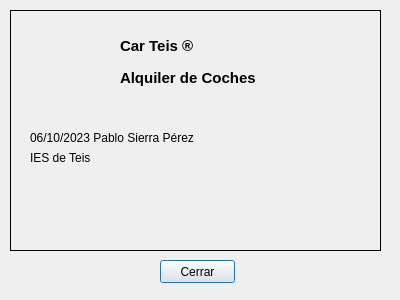
First picture: the form in sierraperez/templates/About.ui, repository Sierrowsky/PyCharmProyects, before the edit.
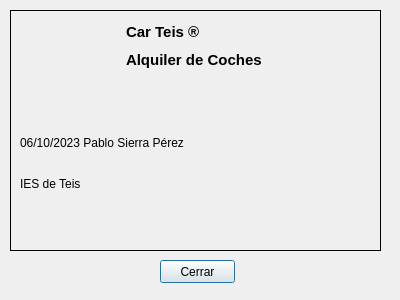
Second picture: the form after the edit. Icons and pictures are not drawn.

```diff
--- a/sierraperez/templates/About.ui
+++ b/sierraperez/templates/About.ui
@@ -57,15 +57,53 @@
    <property name="frameShadow">
     <enum>QFrame::Plain</enum>
    </property>
-   <widget class="QLabel" name="label">
+   <widget class="QWidget" name="verticalLayoutWidget">
     <property name="geometry">
      <rect>
-      <x>110</x>
+      <x>10</x>
       <y>10</y>
-      <width>161</width>
-      <height>51</height>
+      <width>351</width>
+      <height>221</height>
      </rect>
     </property>
+    <layout class="QVBoxLayout" name="verticalLayout">
+     <item>
+      <layout class="QHBoxLayout" name="horizontalLayout">
+       <item>
+        <layout class="QHBoxLayout" name="horizontalLayout_2">
+         <item>
+          <widget class="QLabel" name="label_5">
+           <property name="minimumSize">
+            <size>
+             <width>100</width>
+             <height>100</height>
+            </size>
+           </property>
+           <property name="maximumSize">
+            <size>
+             <width>100</width>
+             <height>100</height>
+            </size>
+           </property>
+           <property name="text">
+            <string/>
+           </property>
+           <property name="pixmap">
+            <pixmap>../img/Logo1.png</pixmap>
+           </property>
+           <property name="scaledContents">
+            <bool>true</bool>
+           </property>
+          </widget>
+         </item>
+        </layout>
+       </item>
+       <item>
+        <layout class="QVBoxLayout" name="verticalLayout_2">
+         <item>
+          <layout class="QVBoxLayout" name="verticalLayout_3">
+           <item>
+            <widget class="QLabel" name="lblEmp">
     <property name="font">
      <font>
       <pointsize>11</pointsize>
@@ -77,14 +115,18 @@
      <string>Car Teis ®</string>
     </property>
    </widget>
-   <widget class="QLabel" name="label_2">
-    <property name="geometry">
-     <rect>
-      <x>110</x>
-      <y>60</y>
-      <width>151</width>
-      <height>16</height>
-     </rect>
+           </item>
+          </layout>
+         </item>
+         <item>
+          <layout class="QVBoxLayout" name="verticalLayout_4">
+           <item>
+            <widget class="QLabel" name="lblDesc">
+             <property name="minimumSize">
+              <size>
+               <width>0</width>
+               <height>20</height>
+              </size>
     </property>
     <property name="font">
      <font>
@@ -97,14 +139,31 @@
      <string>Alquiler de Coches</string>
     </property>
    </widget>
-   <widget class="QLabel" name="label_3">
-    <property name="geometry">
-     <rect>
-      <x>110</x>
-      <y>100</y>
-      <width>111</width>
-      <height>16</height>
-     </rect>
+           </item>
+           <item>
+            <spacer name="horizontalSpacer">
+             <property name="orientation">
+              <enum>Qt::Horizontal</enum>
+             </property>
+             <property name="sizeHint" stdset="0">
+              <size>
+               <width>40</width>
+               <height>20</height>
+              </size>
+             </property>
+            </spacer>
+           </item>
+          </layout>
+         </item>
+         <item>
+          <layout class="QVBoxLayout" name="verticalLayout_10">
+           <item>
+            <widget class="QLabel" name="lblVersion">
+             <property name="minimumSize">
+              <size>
+               <width>0</width>
+               <height>20</height>
+              </size>
     </property>
     <property name="font">
      <font>
@@ -117,59 +176,44 @@
      <string/>
     </property>
    </widget>
-   <widget class="QLabel" name="label_4">
-    <property name="geometry">
-     <rect>
-      <x>20</x>
-      <y>120</y>
-      <width>171</width>
-      <height>16</height>
-     </rect>
-    </property>
+           </item>
+          </layout>
+         </item>
+        </layout>
+       </item>
+      </layout>
+     </item>
+     <item>
+      <layout class="QVBoxLayout" name="verticalLayout_5">
+       <item>
+        <widget class="QLabel" name="lblAut">
     <property name="text">
      <string>06/10/2023 Pablo Sierra Pérez</string>
     </property>
    </widget>
-   <widget class="QLabel" name="label_5">
-    <property name="geometry">
-     <rect>
-      <x>20</x>
-      <y>20</y>
-      <width>91</width>
-      <height>91</height>
-     </rect>
-    </property>
-    <property name="text">
-     <string/>
-    </property>
-    <property name="pixmap">
-     <pixmap>../img/Logo1.png</pixmap>
-    </property>
-    <property name="scaledContents">
-     <bool>true</bool>
-    </property>
-   </widget>
-   <widget class="QLabel" name="label_6">
-    <property name="geometry">
-     <rect>
-      <x>20</x>
-      <y>140</y>
-      <width>81</width>
-      <height>16</height>
-     </rect>
-    </property>
+       </item>
+      </layout>
+     </item>
+     <item>
+      <layout class="QVBoxLayout" name="verticalLayout_6">
+       <item>
+        <widget class="QLabel" name="lblUbi">
     <property name="text">
      <string>IES de Teis</string>
     </property>
    </widget>
+       </item>
+      </layout>
+     </item>
+     <item>
+      <layout class="QVBoxLayout" name="verticalLayout_9">
+       <item>
    <widget class="QLabel" name="label_7">
-    <property name="geometry">
-     <rect>
-      <x>10</x>
-      <y>170</y>
-      <width>181</width>
-      <height>61</height>
-     </rect>
+         <property name="maximumSize">
+          <size>
+           <width>200</width>
+           <height>50</height>
+          </size>
     </property>
     <property name="text">
      <string/>
@@ -180,6 +224,11 @@
     <property name="scaledContents">
      <bool>true</bool>
     </property>
+        </widget>
+       </item>
+      </layout>
+     </item>
+    </layout>
    </widget>
   </widget>
  </widget>
```
Lines whose indentation alone changed are shown as unchanged.
